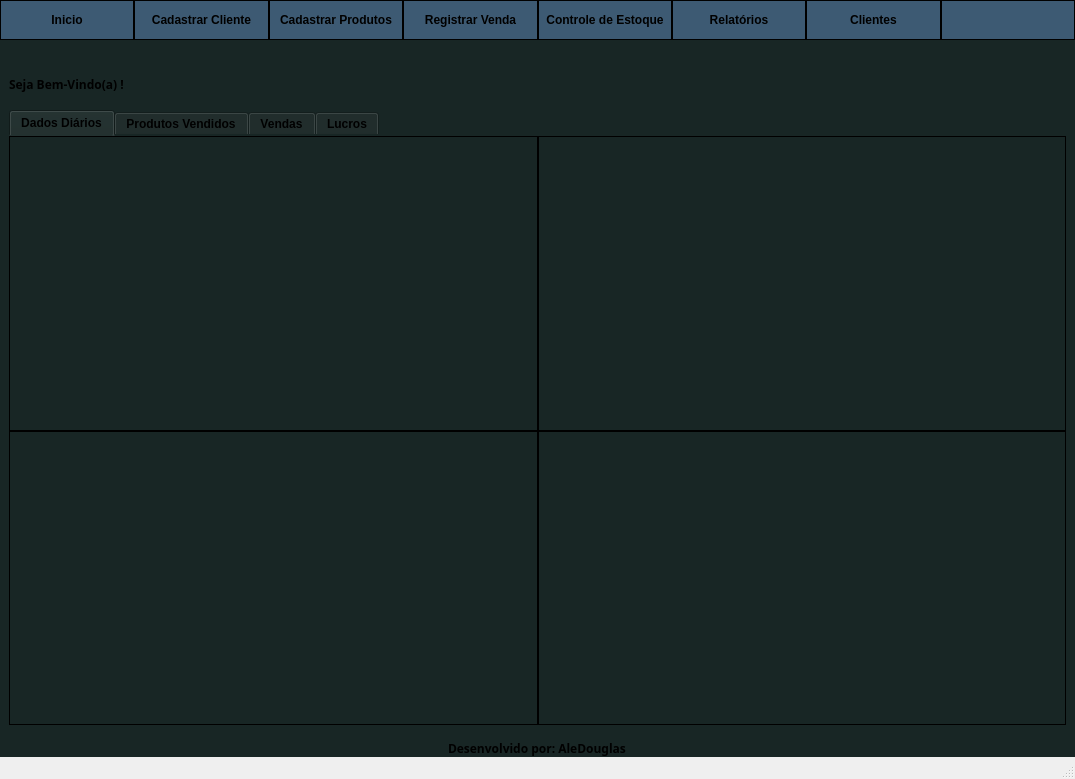
This is app/app.ui in AleDouglas/sell-easer as Qt 5 draws it before an edit. The edited form follows.
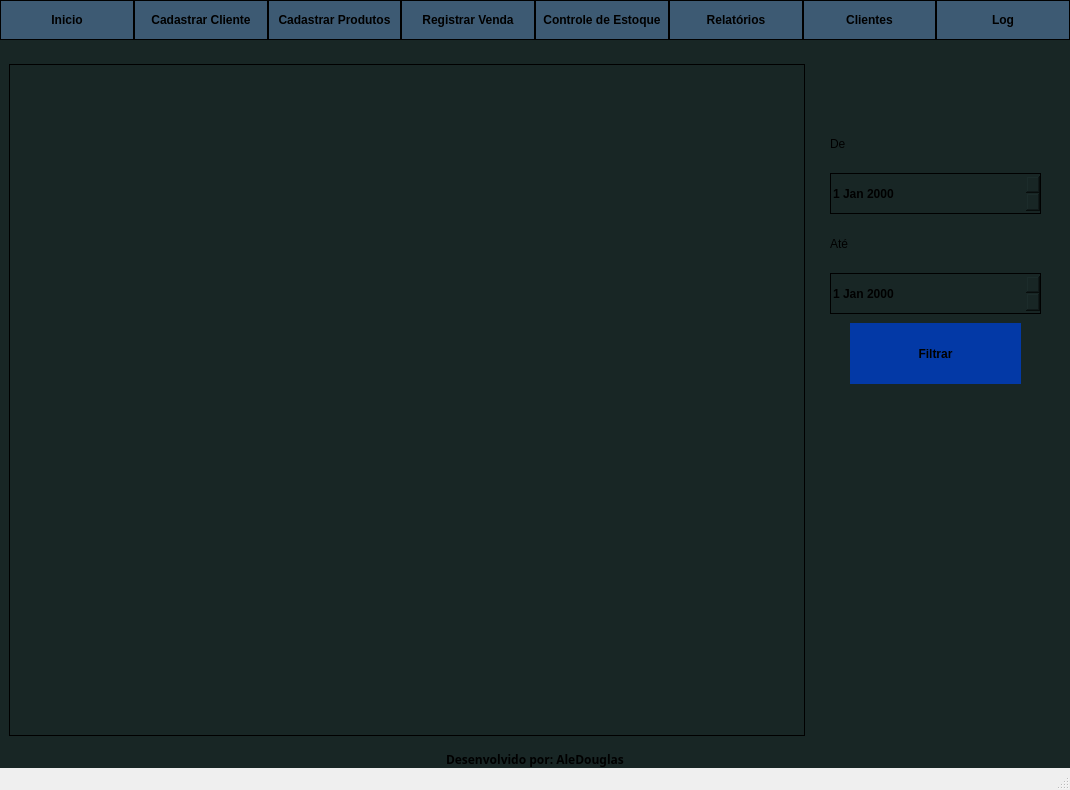
This is the edited form. The open tabs and pages were chosen to show the change. Icons and pictures are not drawn.

Diff of the .ui file:
```diff
--- a/app/app.ui
+++ b/app/app.ui
@@ -6,8 +6,8 @@
    <rect>
     <x>0</x>
     <y>0</y>
-    <width>1075</width>
-    <height>779</height>
+    <width>1070</width>
+    <height>790</height>
    </rect>
   </property>
   <property name="windowTitle">
@@ -284,7 +284,7 @@
 }</string>
          </property>
          <property name="text">
-          <string/>
+          <string>Log</string>
          </property>
         </widget>
        </item>
@@ -998,7 +998,7 @@
           </widget>
           <widget class="QWidget" name="tab_4">
            <attribute name="title">
-            <string>Lucros</string>
+            <string>Lucro</string>
            </attribute>
            <layout class="QHBoxLayout" name="horizontalLayout_11">
             <item>
@@ -1163,7 +1163,138 @@
         </item>
        </layout>
       </widget>
-      <widget class="QWidget" name="page_10_success"/>
+      <widget class="QWidget" name="page_log">
+       <layout class="QHBoxLayout" name="horizontalLayout_12">
+        <item>
+         <widget class="QTableView" name="table_log">
+          <property name="styleSheet">
+           <string notr="true">border: 1px solid black;</string>
+          </property>
+          <property name="selectionBehavior">
+           <enum>QAbstractItemView::SelectRows</enum>
+          </property>
+          <attribute name="verticalHeaderVisible">
+           <bool>false</bool>
+          </attribute>
+          <attribute name="verticalHeaderHighlightSections">
+           <bool>false</bool>
+          </attribute>
+         </widget>
+        </item>
+        <item>
+         <widget class="QFrame" name="frame_27">
+          <property name="minimumSize">
+           <size>
+            <width>250</width>
+            <height>0</height>
+           </size>
+          </property>
+          <property name="maximumSize">
+           <size>
+            <width>250</width>
+            <height>16777215</height>
+           </size>
+          </property>
+          <property name="styleSheet">
+           <string notr="true"/>
+          </property>
+          <property name="frameShape">
+           <enum>QFrame::StyledPanel</enum>
+          </property>
+          <property name="frameShadow">
+           <enum>QFrame::Raised</enum>
+          </property>
+          <layout class="QVBoxLayout" name="verticalLayout_19">
+           <item>
+            <widget class="QFrame" name="frame_28">
+             <property name="frameShape">
+              <enum>QFrame::StyledPanel</enum>
+             </property>
+             <property name="frameShadow">
+              <enum>QFrame::Raised</enum>
+             </property>
+             <widget class="QLabel" name="label_6">
+              <property name="geometry">
+               <rect>
+                <x>10</x>
+                <y>50</y>
+                <width>211</width>
+                <height>41</height>
+               </rect>
+              </property>
+              <property name="text">
+               <string>De</string>
+              </property>
+             </widget>
+             <widget class="QLabel" name="label_7">
+              <property name="geometry">
+               <rect>
+                <x>10</x>
+                <y>150</y>
+                <width>211</width>
+                <height>41</height>
+               </rect>
+              </property>
+              <property name="text">
+               <string>Até</string>
+              </property>
+             </widget>
+             <widget class="QDateEdit" name="dateEdit_9">
+              <property name="geometry">
+               <rect>
+                <x>10</x>
+                <y>100</y>
+                <width>211</width>
+                <height>41</height>
+               </rect>
+              </property>
+              <property name="styleSheet">
+               <string notr="true">border: 1px solid black;
+color: black;
+font-weight: bold;
+</string>
+              </property>
+             </widget>
+             <widget class="QDateEdit" name="dateEdit_10">
+              <property name="geometry">
+               <rect>
+                <x>10</x>
+                <y>200</y>
+                <width>211</width>
+                <height>41</height>
+               </rect>
+              </property>
+              <property name="styleSheet">
+               <string notr="true">border: 1px solid black;
+color: black;
+font-weight: bold;
+</string>
+              </property>
+             </widget>
+             <widget class="QPushButton" name="log_filter_btn">
+              <property name="geometry">
+               <rect>
+                <x>30</x>
+                <y>250</y>
+                <width>171</width>
+                <height>61</height>
+               </rect>
+              </property>
+              <property name="styleSheet">
+               <string notr="true">background: #0339A6;
+font-weight: bold;</string>
+              </property>
+              <property name="text">
+               <string>Filtrar</string>
+              </property>
+             </widget>
+            </widget>
+           </item>
+          </layout>
+         </widget>
+        </item>
+       </layout>
+      </widget>
       <widget class="QWidget" name="page_8_finalizar_venda">
        <layout class="QHBoxLayout" name="horizontalLayout_5">
         <item>
```
Left out of the diff: 213 changed lines with no effect on the pictures.
